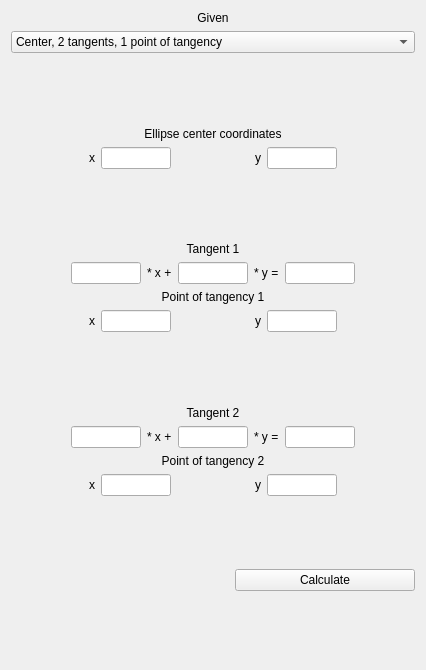
The window that panel.ui (squidovado/ellipse) describes before a commit, drawn with Qt 5.
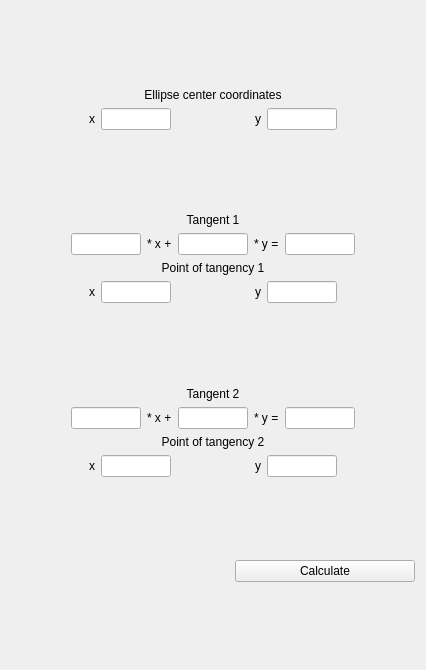
The same window after the commit.

```diff
--- a/panel.ui
+++ b/panel.ui
@@ -11,30 +11,6 @@
    </rect>
   </property>
   <layout class="QVBoxLayout" name="verticalLayout">
-   <item>
-    <widget class="QLabel" name="label_4">
-     <property name="text">
-      <string>Given</string>
-     </property>
-     <property name="alignment">
-      <set>Qt::AlignCenter</set>
-     </property>
-    </widget>
-   </item>
-   <item>
-    <widget class="QComboBox" name="comboBox">
-     <item>
-      <property name="text">
-       <string>Center, 2 tangents, 1 point of tangency</string>
-      </property>
-     </item>
-     <item>
-      <property name="text">
-       <string>Center, 1 tangent, 2 points of tangency</string>
-      </property>
-     </item>
-    </widget>
-   </item>
    <item>
     <spacer name="verticalSpacer">
      <property name="orientation">
```
